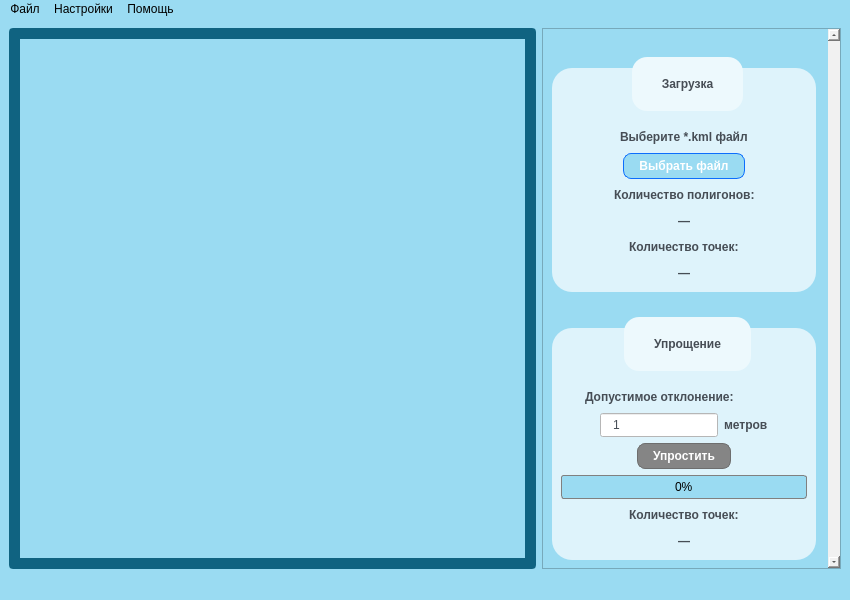
Before: the Qt Designer form View/view.ui in safosaffers/KMLViewer, drawn with Qt 5.
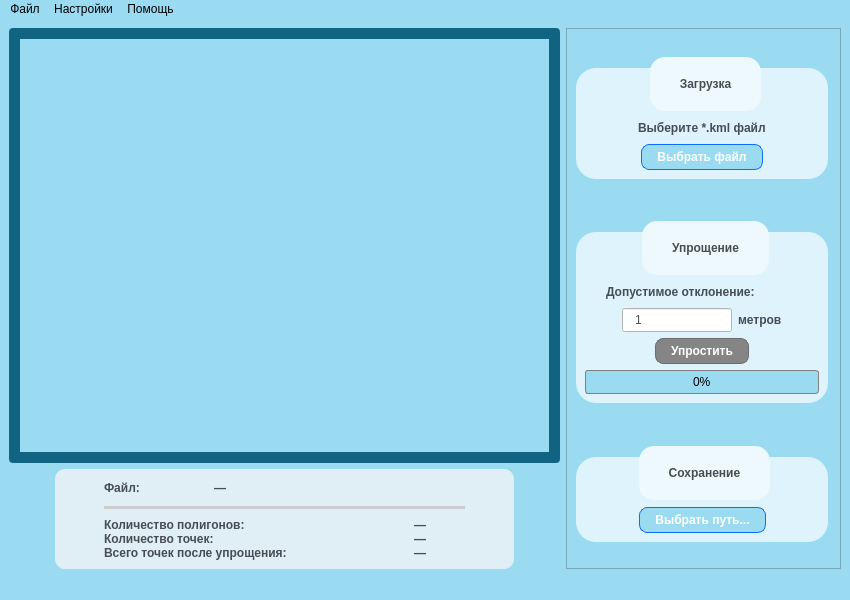
After: the same form once the commit is applied.

Commit message: Feat(ux): Info Statistic and FileName added and separate from actoins

```diff
--- a/View/view.ui
+++ b/View/view.ui
@@ -130,53 +130,403 @@
   <widget class="QWidget" name="centralwidget">
    <layout class="QHBoxLayout" name="horizontalLayout_2">
     <item>
-     <layout class="QHBoxLayout" name="horizontalLayout" stretch="8,0">
+     <layout class="QHBoxLayout" name="horizontalLayout" stretch="12,6">
       <item>
-       <widget class="QFrame" name="frame">
-        <property name="minimumSize">
-         <size>
-          <width>100</width>
-          <height>0</height>
-         </size>
-        </property>
-        <property name="styleSheet">
-         <string notr="true">QFrame {
+       <layout class="QVBoxLayout" name="verticalLayout_2" stretch="8,0">
+        <item>
+         <widget class="QFrame" name="frame">
+          <property name="minimumSize">
+           <size>
+            <width>100</width>
+            <height>0</height>
+           </size>
+          </property>
+          <property name="styleSheet">
+           <string notr="true">QFrame {
         border: 2px solid #106381;
         border-radius: 4px;
         background-color: #106381;
 }</string>
-        </property>
-        <property name="frameShape">
-         <enum>QFrame::Shape::StyledPanel</enum>
-        </property>
-        <property name="frameShadow">
-         <enum>QFrame::Shadow::Raised</enum>
-        </property>
-        <layout class="QVBoxLayout" name="verticalLayout_14">
-         <item>
-          <layout class="QVBoxLayout" name="verticalLayout_13">
+          </property>
+          <property name="frameShape">
+           <enum>QFrame::Shape::StyledPanel</enum>
+          </property>
+          <property name="frameShadow">
+           <enum>QFrame::Shadow::Raised</enum>
+          </property>
+          <layout class="QVBoxLayout" name="verticalLayout_14">
            <item>
-            <widget class="QWidget" name="glwidget" native="true">
-             <property name="minimumSize">
-              <size>
-               <width>300</width>
-               <height>300</height>
-              </size>
-             </property>
-             <layout class="QVBoxLayout" name="verticalLayout_4">
-              <item>
-               <layout class="QVBoxLayout" name="glWidgetLayout"/>
-              </item>
-             </layout>
-            </widget>
+            <layout class="QVBoxLayout" name="verticalLayout_13">
+             <item>
+              <widget class="QWidget" name="glwidget" native="true">
+               <property name="minimumSize">
+                <size>
+                 <width>300</width>
+                 <height>300</height>
+                </size>
+               </property>
+               <layout class="QVBoxLayout" name="verticalLayout_4">
+                <item>
+                 <layout class="QVBoxLayout" name="glWidgetLayout"/>
+                </item>
+               </layout>
+              </widget>
+             </item>
+            </layout>
            </item>
           </layout>
-         </item>
-        </layout>
-       </widget>
+         </widget>
+        </item>
+        <item>
+         <layout class="QHBoxLayout" name="horizontalLayout_7" stretch="1,10,1">
+          <item>
+           <spacer name="horizontalSpacer">
+            <property name="orientation">
+             <enum>Qt::Orientation::Horizontal</enum>
+            </property>
+            <property name="sizeHint" stdset="0">
+             <size>
+              <width>40</width>
+              <height>20</height>
+             </size>
+            </property>
+           </spacer>
+          </item>
+          <item>
+           <widget class="QWidget" name="widget" native="true">
+            <property name="styleSheet">
+             <string notr="true">QWidget {
+background: #dfeff5;
+    border-radius: 10px;
+}
+QFrame#line {
+    border: none;
+    border-top: 3px solid #ccc;
+    background: transparent;
+    max-height: 0px;
+}
+</string>
+            </property>
+            <layout class="QHBoxLayout" name="horizontalLayout_9">
+             <item>
+              <layout class="QVBoxLayout" name="verticalLayout_8" stretch="0,0,0,1,1,1">
+               <property name="spacing">
+                <number>0</number>
+               </property>
+               <item>
+                <layout class="QHBoxLayout" name="horizontalLayout_5" stretch="2,8,2">
+                 <item>
+                  <widget class="QLabel" name="label">
+                   <property name="minimumSize">
+                    <size>
+                     <width>100</width>
+                     <height>0</height>
+                    </size>
+                   </property>
+                   <property name="maximumSize">
+                    <size>
+                     <width>100</width>
+                     <height>20</height>
+                    </size>
+                   </property>
+                   <property name="text">
+                    <string>Файл:</string>
+                   </property>
+                   <property name="indent">
+                    <number>40</number>
+                   </property>
+                  </widget>
+                 </item>
+                 <item>
+                  <widget class="QLabel" name="lblChosenFilename">
+                   <property name="minimumSize">
+                    <size>
+                     <width>300</width>
+                     <height>0</height>
+                    </size>
+                   </property>
+                   <property name="maximumSize">
+                    <size>
+                     <width>16777215</width>
+                     <height>60</height>
+                    </size>
+                   </property>
+                   <property name="autoFillBackground">
+                    <bool>false</bool>
+                   </property>
+                   <property name="text">
+                    <string>—</string>
+                   </property>
+                   <property name="alignment">
+                    <set>Qt::AlignmentFlag::AlignLeading|Qt::AlignmentFlag::AlignLeft|Qt::AlignmentFlag::AlignVCenter</set>
+                   </property>
+                   <property name="wordWrap">
+                    <bool>true</bool>
+                   </property>
+                   <property name="indent">
+                    <number>50</number>
+                   </property>
+                  </widget>
+                 </item>
+                 <item>
+                  <spacer name="horizontalSpacer_11">
+                   <property name="orientation">
+                    <enum>Qt::Orientation::Horizontal</enum>
+                   </property>
+                   <property name="sizeHint" stdset="0">
+                    <size>
+                     <width>40</width>
+                     <height>20</height>
+                    </size>
+                   </property>
+                  </spacer>
+                 </item>
+                </layout>
+               </item>
+               <item>
+                <layout class="QHBoxLayout" name="horizontalLayout_11" stretch="1,9,1">
+                 <item>
+                  <spacer name="horizontalSpacer_10">
+                   <property name="orientation">
+                    <enum>Qt::Orientation::Horizontal</enum>
+                   </property>
+                   <property name="sizeHint" stdset="0">
+                    <size>
+                     <width>40</width>
+                     <height>20</height>
+                    </size>
+                   </property>
+                  </spacer>
+                 </item>
+                 <item>
+                  <widget class="Line" name="line">
+                   <property name="lineWidth">
+                    <number>2</number>
+                   </property>
+                   <property name="orientation">
+                    <enum>Qt::Orientation::Horizontal</enum>
+                   </property>
+                  </widget>
+                 </item>
+                 <item>
+                  <spacer name="horizontalSpacer_9">
+                   <property name="orientation">
+                    <enum>Qt::Orientation::Horizontal</enum>
+                   </property>
+                   <property name="sizeHint" stdset="0">
+                    <size>
+                     <width>40</width>
+                     <height>20</height>
+                    </size>
+                   </property>
+                  </spacer>
+                 </item>
+                </layout>
+               </item>
+               <item>
+                <layout class="QVBoxLayout" name="verticalLayout_9"/>
+               </item>
+               <item>
+                <layout class="QHBoxLayout" name="horizontalLayout_19" stretch="8,1">
+                 <item>
+                  <widget class="QLabel" name="label_10">
+                   <property name="minimumSize">
+                    <size>
+                     <width>320</width>
+                     <height>0</height>
+                    </size>
+                   </property>
+                   <property name="maximumSize">
+                    <size>
+                     <width>260</width>
+                     <height>20</height>
+                    </size>
+                   </property>
+                   <property name="text">
+                    <string>Количество полигонов:</string>
+                   </property>
+                   <property name="indent">
+                    <number>40</number>
+                   </property>
+                  </widget>
+                 </item>
+                 <item>
+                  <widget class="QLabel" name="lblNumberOfPolygons">
+                   <property name="minimumSize">
+                    <size>
+                     <width>80</width>
+                     <height>0</height>
+                    </size>
+                   </property>
+                   <property name="maximumSize">
+                    <size>
+                     <width>16777215</width>
+                     <height>20</height>
+                    </size>
+                   </property>
+                   <property name="text">
+                    <string>—</string>
+                   </property>
+                   <property name="alignment">
+                    <set>Qt::AlignmentFlag::AlignLeading|Qt::AlignmentFlag::AlignLeft|Qt::AlignmentFlag::AlignVCenter</set>
+                   </property>
+                   <property name="wordWrap">
+                    <bool>false</bool>
+                   </property>
+                   <property name="margin">
+                    <number>0</number>
+                   </property>
+                   <property name="indent">
+                    <number>30</number>
+                   </property>
+                  </widget>
+                 </item>
+                </layout>
+               </item>
+               <item>
+                <layout class="QHBoxLayout" name="horizontalLayout_20" stretch="8,1">
+                 <item>
+                  <widget class="QLabel" name="label_11">
+                   <property name="minimumSize">
+                    <size>
+                     <width>320</width>
+                     <height>0</height>
+                    </size>
+                   </property>
+                   <property name="maximumSize">
+                    <size>
+                     <width>260</width>
+                     <height>20</height>
+                    </size>
+                   </property>
+                   <property name="text">
+                    <string>Количество точек:</string>
+                   </property>
+                   <property name="indent">
+                    <number>40</number>
+                   </property>
+                  </widget>
+                 </item>
+                 <item>
+                  <widget class="QLabel" name="lblNumberOfPolygonsPoints">
+                   <property name="minimumSize">
+                    <size>
+                     <width>80</width>
+                     <height>0</height>
+                    </size>
+                   </property>
+                   <property name="maximumSize">
+                    <size>
+                     <width>16777215</width>
+                     <height>20</height>
+                    </size>
+                   </property>
+                   <property name="text">
+                    <string>—</string>
+                   </property>
+                   <property name="alignment">
+                    <set>Qt::AlignmentFlag::AlignLeading|Qt::AlignmentFlag::AlignLeft|Qt::AlignmentFlag::AlignVCenter</set>
+                   </property>
+                   <property name="wordWrap">
+                    <bool>false</bool>
+                   </property>
+                   <property name="margin">
+                    <number>0</number>
+                   </property>
+                   <property name="indent">
+                    <number>30</number>
+                   </property>
+                  </widget>
+                 </item>
+                </layout>
+               </item>
+               <item>
+                <layout class="QHBoxLayout" name="horizontalLayout_21" stretch="8,1">
+                 <item>
+                  <widget class="QLabel" name="label_13">
+                   <property name="minimumSize">
+                    <size>
+                     <width>320</width>
+                     <height>0</height>
+                    </size>
+                   </property>
+                   <property name="maximumSize">
+                    <size>
+                     <width>320</width>
+                     <height>20</height>
+                    </size>
+                   </property>
+                   <property name="text">
+                    <string>Всего точек после упрощения:</string>
+                   </property>
+                   <property name="indent">
+                    <number>40</number>
+                   </property>
+                  </widget>
+                 </item>
+                 <item>
+                  <widget class="QLabel" name="lblNumberOfSimplifiedPolygonsPoints">
+                   <property name="minimumSize">
+                    <size>
+                     <width>80</width>
+                     <height>0</height>
+                    </size>
+                   </property>
+                   <property name="maximumSize">
+                    <size>
+                     <width>16777215</width>
+                     <height>20</height>
+                    </size>
+                   </property>
+                   <property name="text">
+                    <string>—</string>
+                   </property>
+                   <property name="alignment">
+                    <set>Qt::AlignmentFlag::AlignLeading|Qt::AlignmentFlag::AlignLeft|Qt::AlignmentFlag::AlignVCenter</set>
+                   </property>
+                   <property name="wordWrap">
+                    <bool>false</bool>
+                   </property>
+                   <property name="margin">
+                    <number>0</number>
+                   </property>
+                   <property name="indent">
+                    <number>30</number>
+                   </property>
+                  </widget>
+                 </item>
+                </layout>
+               </item>
+              </layout>
+             </item>
+            </layout>
+           </widget>
+          </item>
+          <item>
+           <spacer name="horizontalSpacer_4">
+            <property name="orientation">
+             <enum>Qt::Orientation::Horizontal</enum>
+            </property>
+            <property name="sizeHint" stdset="0">
+             <size>
+              <width>40</width>
+              <height>20</height>
+             </size>
+            </property>
+           </spacer>
+          </item>
+         </layout>
+        </item>
+       </layout>
       </item>
       <item>
        <widget class="QScrollArea" name="scrollArea">
+        <property name="maximumSize">
+         <size>
+          <width>300</width>
+          <height>16777215</height>
+         </size>
+        </property>
         <property name="horizontalScrollBarPolicy">
          <enum>Qt::ScrollBarPolicy::ScrollBarAlwaysOff</enum>
         </property>
@@ -187,14 +537,14 @@
          <property name="geometry">
           <rect>
            <x>0</x>
-           <y>-239</y>
-           <width>308</width>
-           <height>773</height>
+           <y>0</y>
+           <width>267</width>
+           <height>566</height>
           </rect>
          </property>
          <layout class="QVBoxLayout" name="verticalLayout_10">
           <item>
-           <layout class="QVBoxLayout" name="verticalLayout" stretch="8,1,10,1,4,1">
+           <layout class="QVBoxLayout" name="verticalLayout" stretch="0,1,0,1,4,1">
             <property name="topMargin">
              <number>0</number>
             </property>
@@ -216,6 +566,9 @@
                <string>Загрузка</string>
               </property>
               <layout class="QVBoxLayout" name="verticalLayout_3">
+               <property name="topMargin">
+                <number>0</number>
+               </property>
                <item>
                 <spacer name="verticalSpacer">
                  <property name="orientation">
@@ -312,178 +665,6 @@
                  </item>
                 </layout>
                </item>
-               <item>
-                <layout class="QHBoxLayout" name="horizontalLayout_11">
-                 <item>
-                  <spacer name="horizontalSpacer_15">
-                   <property name="orientation">
-                    <enum>Qt::Orientation::Horizontal</enum>
-                   </property>
-                   <property name="sizeHint" stdset="0">
-                    <size>
-                     <width>40</width>
-                     <height>20</height>
-                    </size>
-                   </property>
-                  </spacer>
-                 </item>
-                 <item>
-                  <widget class="QLabel" name="lblMeters_5">
-                   <property name="maximumSize">
-                    <size>
-                     <width>16777215</width>
-                     <height>40</height>
-                    </size>
-                   </property>
-                   <property name="text">
-                    <string>Количество полигонов:</string>
-                   </property>
-                  </widget>
-                 </item>
-                 <item>
-                  <spacer name="horizontalSpacer_18">
-                   <property name="orientation">
-                    <enum>Qt::Orientation::Horizontal</enum>
-                   </property>
-                   <property name="sizeHint" stdset="0">
-                    <size>
-                     <width>40</width>
-                     <height>20</height>
-                    </size>
-                   </property>
-                  </spacer>
-                 </item>
-                </layout>
-               </item>
-               <item>
-                <layout class="QHBoxLayout" name="horizontalLayout_12">
-                 <item>
-                  <spacer name="horizontalSpacer_19">
-                   <property name="orientation">
-                    <enum>Qt::Orientation::Horizontal</enum>
-                   </property>
-                   <property name="sizeHint" stdset="0">
-                    <size>
-                     <width>40</width>
-                     <height>20</height>
-                    </size>
-                   </property>
-                  </spacer>
-                 </item>
-                 <item>
-                  <widget class="QLabel" name="lblNumberOfPolygons">
-                   <property name="maximumSize">
-                    <size>
-                     <width>16777215</width>
-                     <height>40</height>
-                    </size>
-                   </property>
-                   <property name="text">
-                    <string>—</string>
-                   </property>
-                  </widget>
-                 </item>
-                 <item>
-                  <spacer name="horizontalSpacer_20">
-                   <property name="orientation">
-                    <enum>Qt::Orientation::Horizontal</enum>
-                   </property>
-                   <property name="sizeHint" stdset="0">
-                    <size>
-                     <width>40</width>
-                     <height>20</height>
-                    </size>
-                   </property>
-                  </spacer>
-                 </item>
-                </layout>
-               </item>
-               <item>
-                <layout class="QHBoxLayout" name="horizontalLayout_10">
-                 <item>
-                  <spacer name="horizontalSpacer_13">
-                   <property name="orientation">
-                    <enum>Qt::Orientation::Horizontal</enum>
-                   </property>
-                   <property name="sizeHint" stdset="0">
-                    <size>
-                     <width>40</width>
-                     <height>20</height>
-                    </size>
-                   </property>
-                  </spacer>
-                 </item>
-                 <item>
-                  <widget class="QLabel" name="lblMeters_4">
-                   <property name="maximumSize">
-                    <size>
-                     <width>16777215</width>
-                     <height>40</height>
-                    </size>
-                   </property>
-                   <property name="text">
-                    <string>Количество точек:</string>
-                   </property>
-                  </widget>
-                 </item>
-                 <item>
-                  <spacer name="horizontalSpacer_14">
-                   <property name="orientation">
-                    <enum>Qt::Orientation::Horizontal</enum>
-                   </property>
-                   <property name="sizeHint" stdset="0">
-                    <size>
-                     <width>40</width>
-                     <height>20</height>
-                    </size>
-                   </property>
-                  </spacer>
-                 </item>
-                </layout>
-               </item>
-               <item>
-                <layout class="QHBoxLayout" name="horizontalLayout_14">
-                 <item>
-                  <spacer name="horizontalSpacer_23">
-                   <property name="orientation">
-                    <enum>Qt::Orientation::Horizontal</enum>
-                   </property>
-                   <property name="sizeHint" stdset="0">
-                    <size>
-                     <width>40</width>
-                     <height>20</height>
-                    </size>
-                   </property>
-                  </spacer>
-                 </item>
-                 <item>
-                  <widget class="QLabel" name="lblNumberOfPolygonsPoints">
-                   <property name="maximumSize">
-                    <size>
-                     <width>16777215</width>
-                     <height>40</height>
-                    </size>
-                   </property>
-                   <property name="text">
-                    <string>—</string>
-                   </property>
-                  </widget>
-                 </item>
-                 <item>
-                  <spacer name="horizontalSpacer_24">
-                   <property name="orientation">
-                    <enum>Qt::Orientation::Horizontal</enum>
-                   </property>
-                   <property name="sizeHint" stdset="0">
-                    <size>
-                     <width>40</width>
-                     <height>20</height>
-                    </size>
-                   </property>
-                  </spacer>
-                 </item>
-                </layout>
-               </item>
               </layout>
              </widget>
             </item>
@@ -512,6 +693,12 @@
                <string>Упрощение</string>
               </property>
               <layout class="QVBoxLayout" name="verticalLayout_5">
+               <property name="topMargin">
+                <number>0</number>
+               </property>
+               <property name="bottomMargin">
+                <number>9</number>
+               </property>
                <item>
                 <spacer name="verticalSpacer_5">
                  <property name="orientation">
@@ -680,92 +867,6 @@
                  </property>
                 </widget>
                </item>
-               <item>
-                <layout class="QHBoxLayout" name="horizontalLayout_9">
-                 <item>
-                  <spacer name="horizontalSpacer_11">
-                   <property name="orientation">
-                    <enum>Qt::Orientation::Horizontal</enum>
-                   </property>
-                   <property name="sizeHint" stdset="0">
-                    <size>
-                     <width>40</width>
-                     <height>20</height>
-                    </size>
-                   </property>
-                  </spacer>
-                 </item>
-                 <item>
-                  <widget class="QLabel" name="lblMeters_3">
-                   <property name="maximumSize">
-                    <size>
-                     <width>16777215</width>
-                     <height>40</height>
-                    </size>
-                   </property>
-                   <property name="text">
-                    <string>Количество точек:</string>
-                   </property>
-                  </widget>
-                 </item>
-                 <item>
-                  <spacer name="horizontalSpacer_12">
-                   <property name="orientation">
-                    <enum>Qt::Orientation::Horizontal</enum>
-                   </property>
-                   <property name="sizeHint" stdset="0">
-                    <size>
-                     <width>40</width>
-                     <height>20</height>
-                    </size>
-                   </property>
-                  </spacer>
-                 </item>
-                </layout>
-               </item>
-               <item>
-                <layout class="QHBoxLayout" name="horizontalLayout_15">
-                 <item>
-                  <spacer name="horizontalSpacer_25">
-                   <property name="orientation">
-                    <enum>Qt::Orientation::Horizontal</enum>
-                   </property>
-                   <property name="sizeHint" stdset="0">
-                    <size>
-                     <width>40</width>
-                     <height>20</height>
-                    </size>
-                   </property>
-                  </spacer>
-                 </item>
-                 <item>
-                  <widget class="QLabel" name="lblNumberOfSimplifiedPolygonsPoints">
-                   <property name="maximumSize">
-                    <size>
-                     <width>16777215</width>
-                     <height>40</height>
-                    </size>
-                   </property>
-                   <property name="text">
-                    <string>—</string>
-                   </property>
-                  </widget>
-                 </item>
-                 <item>
-                  <spacer name="horizontalSpacer_26">
-                   <property name="orientation">
-                    <enum>Qt::Orientation::Horizontal</enum>
-                   </property>
-                   <property name="sizeHint" stdset="0">
-                    <size>
-                     <width>40</width>
-                     <height>20</height>
-                    </size>
-                   </property>
-                  </spacer>
-                 </item>
-                </layout>
-               </item>
               </layout>
              </widget>
             </item>
@@ -794,6 +895,12 @@
                <string>Сохранение</string>
               </property>
               <layout class="QVBoxLayout" name="verticalLayout_7">
+               <property name="topMargin">
+                <number>0</number>
+               </property>
+               <property name="bottomMargin">
+                <number>9</number>
+               </property>
                <item>
                 <spacer name="verticalSpacer_6">
                  <property name="orientation">
```
The commit also changes 2 other files.
